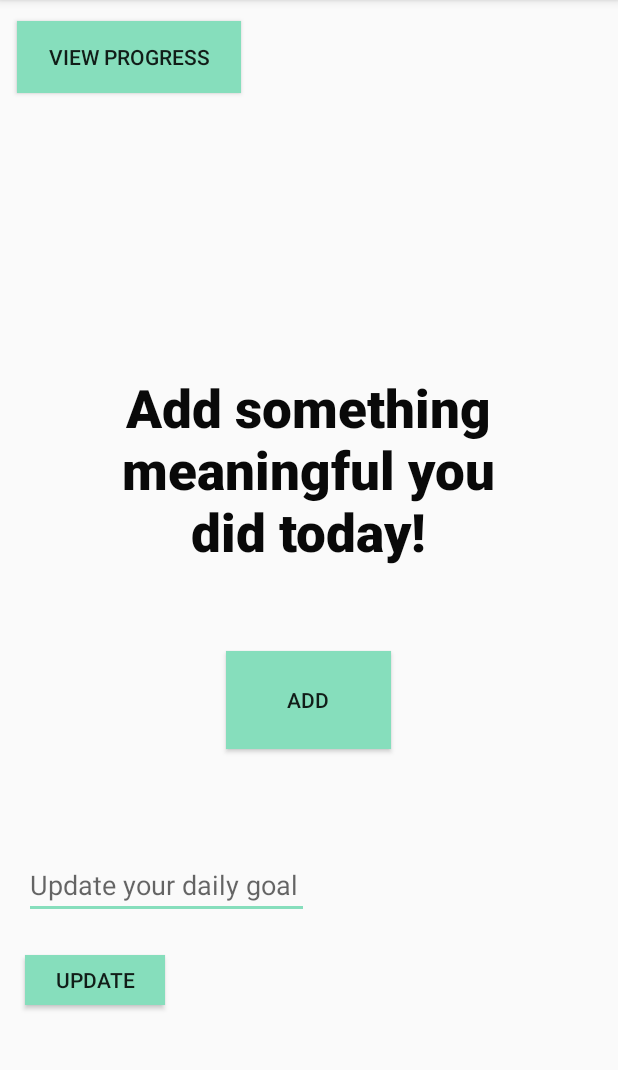
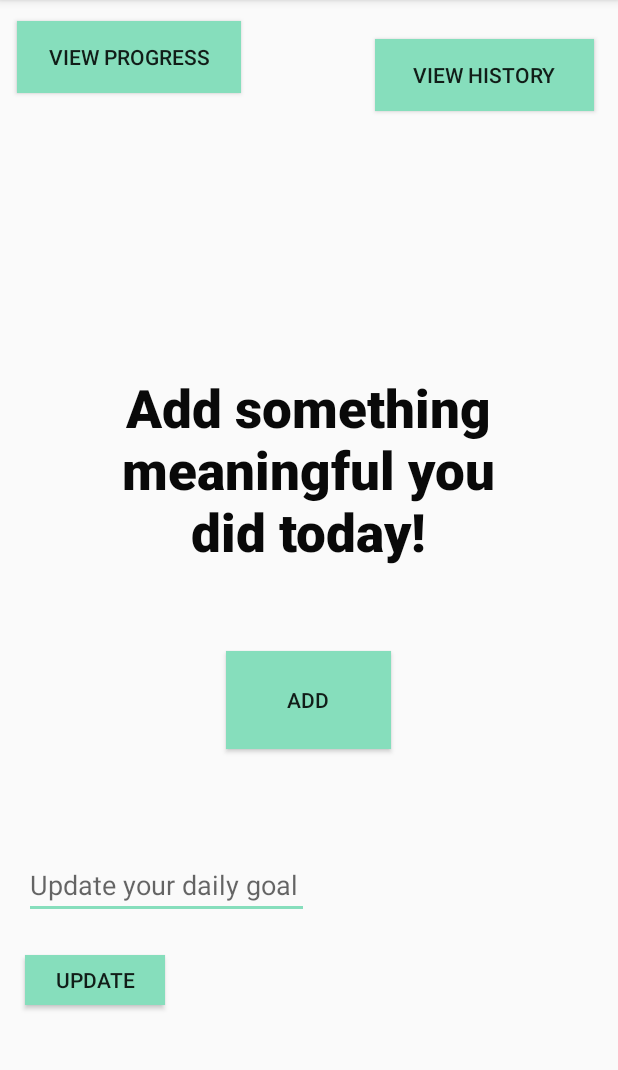
Before and after one commit to guillermo31/MeaningfulDay, an Android app: the screen it shows after launch (MainActivity), on a phone screen of 412 x 824 dp, the part 84-1154 px from its top. Run offline under Robolectric (Android 15) with nearby library versions, the phone set to English and light mode, and no system bars.

Commit message:
Created View History activity

```diff
--- a/app/build.gradle
+++ b/app/build.gradle
@@ -28,10 +28,14 @@ dependencies {
     implementation 'com.android.support:design:28.0.0'
 }
 
-dependencies{
+dependencies {
     implementation 'com.github.PhilJay:MPAndroidChart:v3.0.1'
 }
 
 dependencies {
     implementation 'com.google.code.gson:gson:2.8.5'
 }
+
+dependencies {
+    implementation 'com.android.support.constraint:constraint-layout:+'
+}
--- a/app/src/main/AndroidManifest.xml
+++ b/app/src/main/AndroidManifest.xml
@@ -9,7 +9,8 @@
         android:roundIcon="@mipmap/ic_launcher_round"
         android:supportsRtl="true"
         android:theme="@style/AppTheme">
-        <activity android:name=".controller.ProgressActivity"></activity>
+        <activity android:name=".controller.ViewHistoryActivity"></activity>
+        <activity android:name=".controller.ProgressActivity" />
         <activity android:name=".controller.AddActivity" />
         <activity android:name=".controller.MainActivity">
             <intent-filter>
--- a/app/src/main/res/layout/activity_main.xml
+++ b/app/src/main/res/layout/activity_main.xml
@@ -87,4 +87,16 @@
         app:layout_constraintBottom_toBottomOf="parent"
         app:layout_constraintEnd_toEndOf="parent"
         app:layout_constraintStart_toStartOf="parent" />
+
+    <Button
+        android:id="@+id/viewButton"
+        android:layout_width="146dp"
+        android:layout_height="wrap_content"
+        android:layout_marginStart="89dp"
+        android:layout_marginLeft="89dp"
+        android:layout_marginTop="26dp"
+        android:background="@color/colorAccent"
+        android:text="View History"
+        app:layout_constraintStart_toEndOf="@+id/progressPage"
+        app:layout_constraintTop_toTopOf="parent" />
 </android.support.constraint.ConstraintLayout>
```
Also changed, not shown: app/src/main/java/com/guillermoramos/meaningfulday/controller/ViewHistoryActivity.java (added, +15 -0 lines), app/src/main/res/layout/activity_view_history.xml (added, +9 -0 lines).
